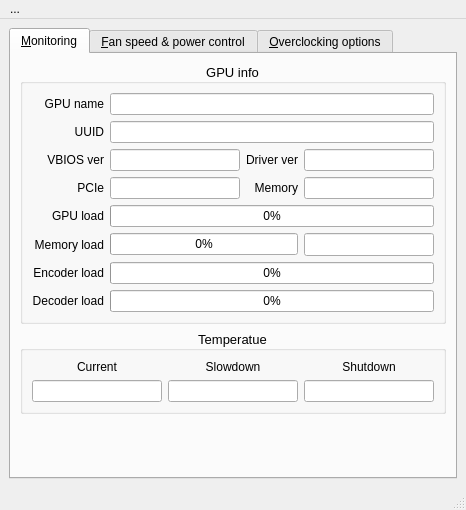
AlexandrAlexeev7119/NvCtrl-linux, file ui/mainwindow.ui: the form before one commit.
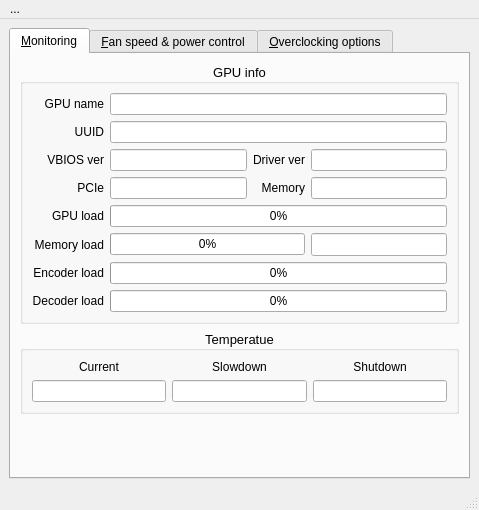
The form after the commit. The open tabs and pages were chosen to show the change.

```diff
--- a/ui/mainwindow.ui
+++ b/ui/mainwindow.ui
@@ -6,7 +6,7 @@
    <rect>
     <x>0</x>
     <y>0</y>
-    <width>466</width>
+    <width>479</width>
     <height>510</height>
    </rect>
   </property>
@@ -997,7 +997,7 @@
     <rect>
      <x>0</x>
      <y>0</y>
-     <width>466</width>
+     <width>479</width>
      <height>22</height>
     </rect>
    </property>
```
Left out of the diff: 2 changed lines with no effect on the pictures.
